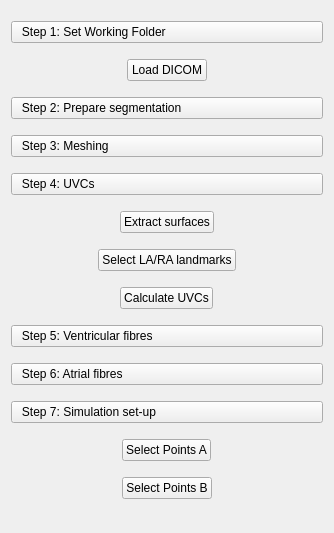
The window that CemrgApp/Plugins/kcl.cemrgapp.fourchamber/src/internal/FourChamberViewControls.ui (RosieBarrows/CemrgApp) describes before a commit, drawn with Qt 5.
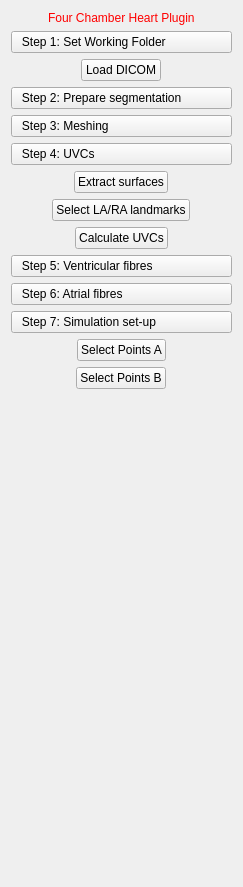
The same window after the commit.

What changed in the file:
```diff
--- a/CemrgApp/Plugins/kcl.cemrgapp.fourchamber/src/internal/FourChamberViewControls.ui
+++ b/CemrgApp/Plugins/kcl.cemrgapp.fourchamber/src/internal/FourChamberViewControls.ui
@@ -6,8 +6,8 @@
    <rect>
     <x>0</x>
     <y>0</y>
-    <width>334</width>
-    <height>533</height>
+    <width>243</width>
+    <height>887</height>
    </rect>
   </property>
   <property name="minimumSize">
@@ -20,6 +20,16 @@
    <string>QmitkTemplate</string>
   </property>
   <layout class="QVBoxLayout" name="verticalLayout">
+   <item alignment="Qt::AlignHCenter">
+    <widget class="QLabel" name="label">
+     <property name="styleSheet">
+      <string notr="true">QLabel { color: rgb(255, 0, 0) }</string>
+     </property>
+     <property name="text">
+      <string>Four Chamber Heart Plugin</string>
+     </property>
+    </widget>
+   </item>
    <item>
     <widget class="QPushButton" name="button_setfolder">
      <property name="styleSheet">
@@ -138,6 +148,19 @@
      </property>
     </widget>
    </item>
+   <item>
+    <spacer name="verticalSpacer">
+     <property name="orientation">
+      <enum>Qt::Vertical</enum>
+     </property>
+     <property name="sizeHint" stdset="0">
+      <size>
+       <width>20</width>
+       <height>40</height>
+      </size>
+     </property>
+    </spacer>
+   </item>
   </layout>
  </widget>
  <layoutdefault spacing="6" margin="11"/>
```
